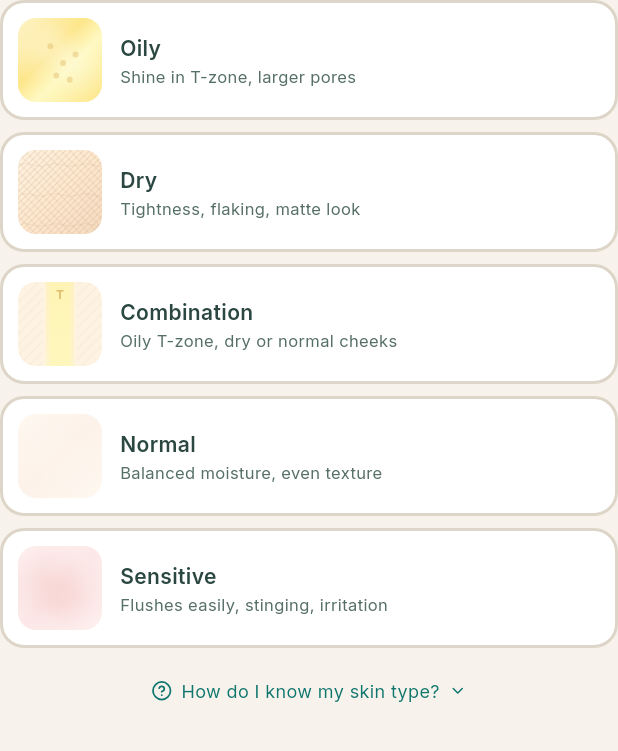
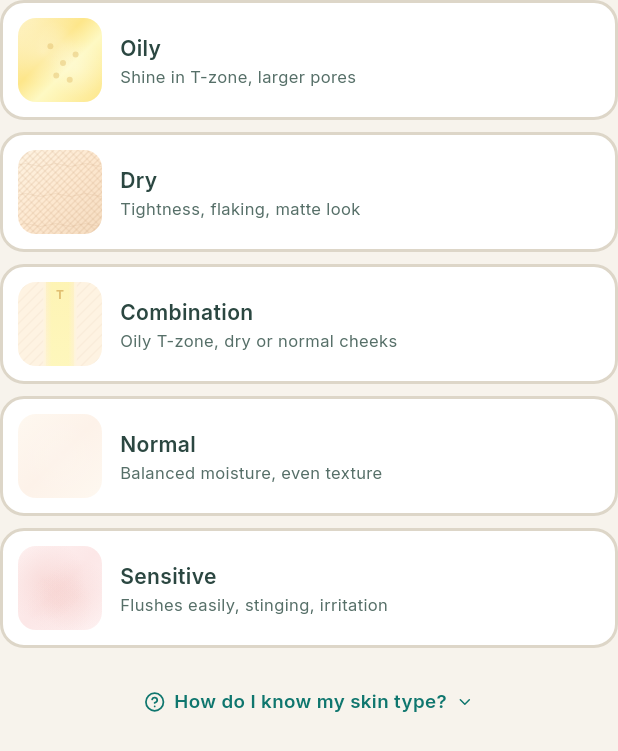
Before and after one commit to mrtcnkrtl/rebi, a Flutter app: the SkinTypeVisual widget shown alone on an empty page, opened directly with empty values, on a phone screen of 412 x 824 dp. Shown: the top 751 px of the screen. Run offline on Flutter 3.47's test engine with Material 3 defaults, Android fonts, the phone set to English and light mode, and no system bars; our stand-ins replace firebase_core, firebase_crashlytics, firebase_messaging, flutter_local_notifications, geolocator, go_router and 6 more; accounts and stored records are empty.

Commit message:
Mobil: erisilebilirlik kapsami 52 -> 88 senaryo; kapali ikincil dugme ve cilt tipi rehberi kontrasti duzeltildi
- Yeni senaryolar: Hesap, Ben cikis onayi, Ben dil sayfasi, Hatirlaticilar kaydet cubugu, Check-in cilt secili (acik + koyu).
- SecondaryButton kapali durumu yari saydam yerine gri cerceve + okunur gri metin (AA); tum uygulamada gecerli.
- Cilt tipi rehber baglantisi koyu modda 2.78:1 idi: Tw.readable + 48 dp dokunma alani.

Co-Authored-By: Claude Sonnet 5.5 <noreply@anthropic.com>

```diff
--- a/mobile/lib/ui/components/skin_type_visual.dart
+++ b/mobile/lib/ui/components/skin_type_visual.dart
@@ -64,22 +64,22 @@ class _SkinTypeVisualState extends State<SkinTypeVisual> {
         const SizedBox(height: 4),
         InkWell(
           onTap: () => setState(() => _showGuide = !_showGuide),
-          child: Padding(
-            padding: const EdgeInsets.symmetric(vertical: 8),
+          child: ConstrainedBox(
+            constraints: const BoxConstraints(minHeight: 48),
             child: Row(
               mainAxisAlignment: MainAxisAlignment.center,
               children: [
-                Icon(LucideIcons.circleHelp, size: 14, color: Tw.teal600),
+                Icon(LucideIcons.circleHelp, size: 14, color: Tw.readable(Tw.teal600)),
                 const SizedBox(width: 6),
                 Flexible(
                   child: Text(_showGuide ? sp.s('skinPicker.guideClose') : sp.s('skinPicker.guideOpen'),
-                      style: tx(12, c: Tw.teal600)),
+                      style: tx(12.5, w: 6, c: Tw.readable(Tw.teal600))),
                 ),
                 const SizedBox(width: 6),
                 AnimatedRotation(
                   turns: _showGuide ? .5 : 0,
                   duration: const Duration(milliseconds: 150),
-                  child: Icon(LucideIcons.chevronDown, size: 12, color: Tw.teal600),
+                  child: Icon(LucideIcons.chevronDown, size: 12, color: Tw.readable(Tw.teal600)),
                 ),
               ],
             ),
```
Also changed, not shown: mobile/lib/ui/widgets/common.dart (+6 -7 lines), 1 other file.
